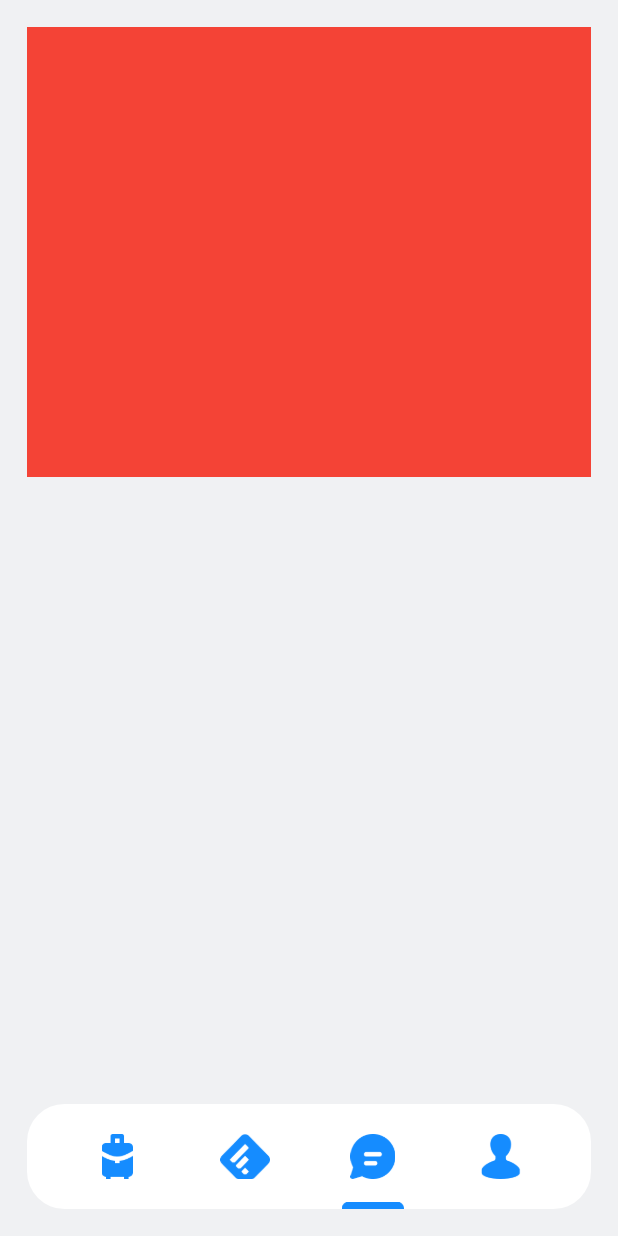
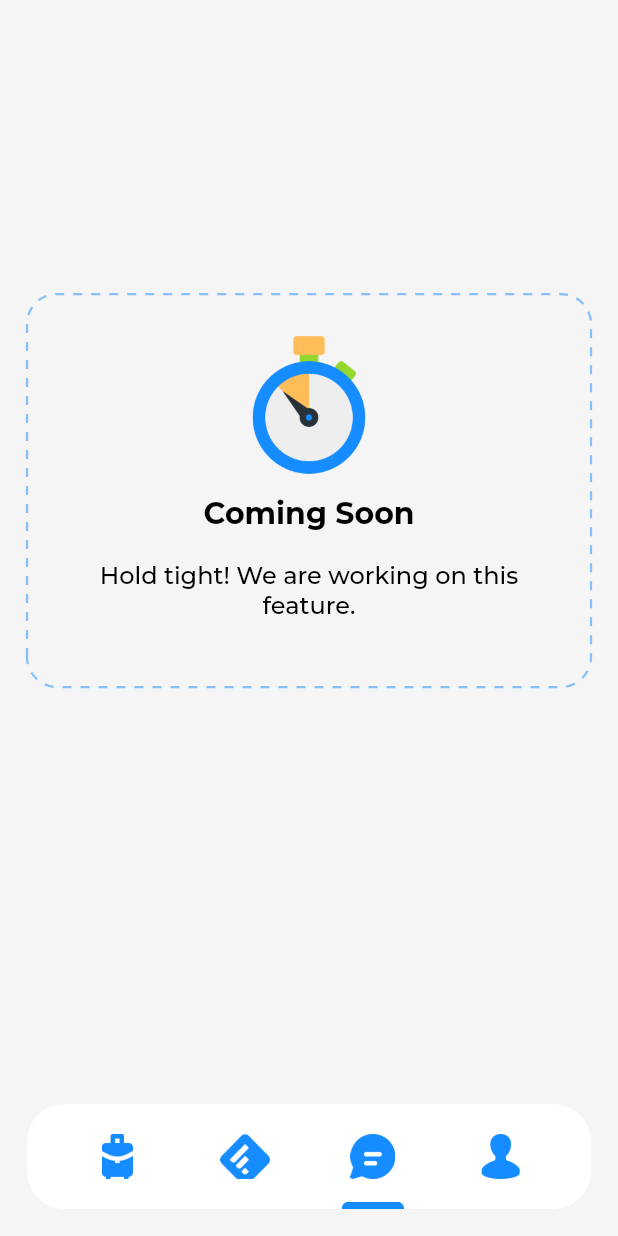
Before and after one commit to iHabibullahBahar/travsy, a Flutter app: the screen it shows after launch, item 3 of the bottom bar chosen, on a phone screen of 412 x 824 dp. Run offline on Flutter 3.47's test engine with Material 3 defaults, Android fonts, the light colour scheme and no system bars; drawn by our look-alikes of dotted_border; our stand-ins replace fancy_shimmer_image, firebase_auth, firebase_core, gap, get, google_sign_in and 4 more; missing offline and left inert: device_frame, flutter_inappwebview, onesignal_flutter; accounts and stored records are empty; generated files the repository leaves out were written again; project files that could hold a hidden picture were left out.

Commit message:
chat screen added

```diff
--- a/lib/src/features/chat/views/chat_screen.dart
+++ b/lib/src/features/chat/views/chat_screen.dart
@@ -1,6 +1,10 @@
+import 'package:dotted_border/dotted_border.dart';
 import 'package:flutter/material.dart';
+import 'package:gap/gap.dart';
+import 'package:get/get.dart';
 import 'package:travsy/src/utils/colors.dart';
 import 'package:travsy/src/utils/dimensions.dart';
+import 'package:travsy/src/utils/images.dart';
 
 class ChatScreen extends StatelessWidget {
   const ChatScreen({super.key});
@@ -21,8 +25,57 @@ class ChatScreen extends StatelessWidget {
         child: ListView(
           children: [
             Container(
-              height: 300,
-              color: Colors.red,
+              height: Get.height * 0.75,
+              child: Column(
+                mainAxisAlignment: MainAxisAlignment.center,
+                children: [
+                  DottedBorder(
+                    borderType: BorderType.RRect,
+                    radius: Radius.circular(20),
+                    padding: EdgeInsets.all(6),
+                    color: zPrimaryColor.withOpacity(0.5),
+                    strokeWidth: 1.5, // Border width
+                    dashPattern: [6, 6], // Dash pattern
+                    child: Container(
+                      height: 250,
+                      width: double.infinity,
+                      decoration: BoxDecoration(
+                        borderRadius: BorderRadius.circular(20),
+                      ),
+                      child: Padding(
+                        padding:
+                            const EdgeInsets.all(Dimensions.zDefaultPadding),
+                        child: Column(
+                          children: [
+                            Image.asset(
+                              zComingSoonImage,
+                              height: 100,
+                            ),
+                            Gap(10),
+                            Text(
+                              "Coming Soon",
+                              style: TextStyle(
+                                color: zTextColor,
+                                fontSize: 20,
+                                fontWeight: FontWeight.bold,
+                              ),
+                            ),
+                            Gap(20),
+                            Text(
+                              "Hold tight! We are working on this feature.",
+                              textAlign: TextAlign.center,
+                              style: TextStyle(
+                                color: zTextColor,
+                                fontSize: 16,
+                              ),
+                            ),
+                          ],
+                        ),
+                      ),
+                    ),
+                  ),
+                ],
+              ),
             )
           ],
         ),
--- a/lib/src/features/navigation_bar/views/navigation_bar_screen.dart
+++ b/lib/src/features/navigation_bar/views/navigation_bar_screen.dart
@@ -38,7 +38,7 @@ class _NavigationBarScreenState extends State<NavigationBarScreen> {
   Widget build(BuildContext context) {
     return Scaffold(
       resizeToAvoidBottomInset: false,
-      backgroundColor: zGraySwatch[50],
+      backgroundColor: zBackgroundColor,
       body: Obx(() {
         return IndexedStack(
           index: CommonController.instance.selectedNavigationIndex.value,
--- a/lib/src/features/profile/views/profile_edit_screen.dart
+++ b/lib/src/features/profile/views/profile_edit_screen.dart
@@ -28,7 +28,7 @@ class _ProfileEditScreenState extends State<ProfileEditScreen> {
     return Scaffold(
       backgroundColor: zBackgroundColor,
       appBar: AppBar(
-        backgroundColor: zBackgroundColor.withOpacity(0),
+        backgroundColor: zBackgroundColor,
         elevation: 0,
         title: Text(
           'Edit Profile',
--- a/lib/src/utils/colors.dart
+++ b/lib/src/utils/colors.dart
@@ -142,5 +142,5 @@ const zTextColorLight = Color(0xFFFFFFFF);
 const zTextColorPrimary = Color(0xFF158CFF);
 
 //Background Colors
-const zBackgroundColor = Color(0xFF0f0f1f3);
+const zBackgroundColor = Color(0xFFf5f5f5);
 //const zBackgroundColor = Colors.yellow;
--- a/pubspec.yaml
+++ b/pubspec.yaml
@@ -35,6 +35,7 @@ dependencies:
   firebase_auth: ^4.17.8
   google_sign_in: ^6.2.1
   flutter_localization: ^0.2.0
+  dotted_border: ^2.1.0
 
 dev_dependencies:
   flutter_test:
```
Also changed, not shown: lib/src/utils/images.dart (+2 -32 lines), assets/images/comming_soon.png (added), pubspec.lock.
